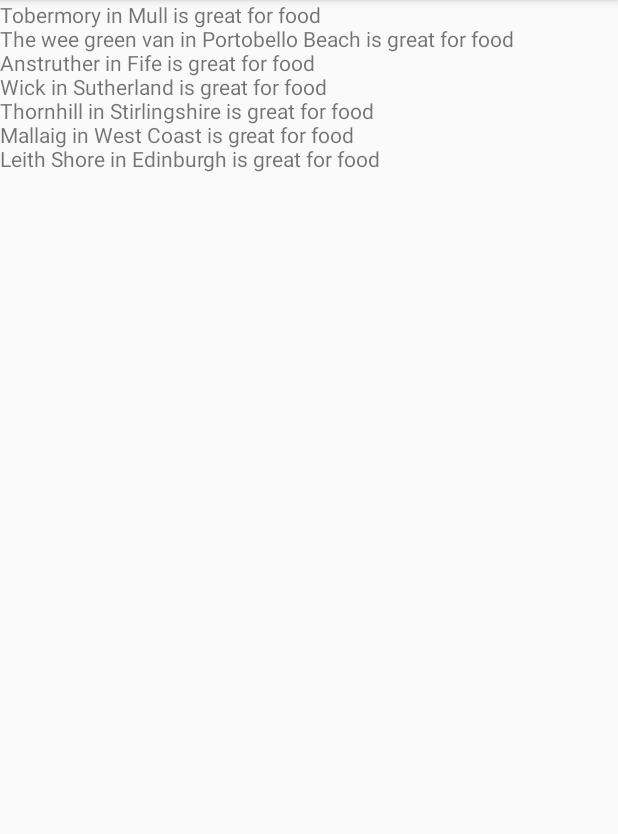
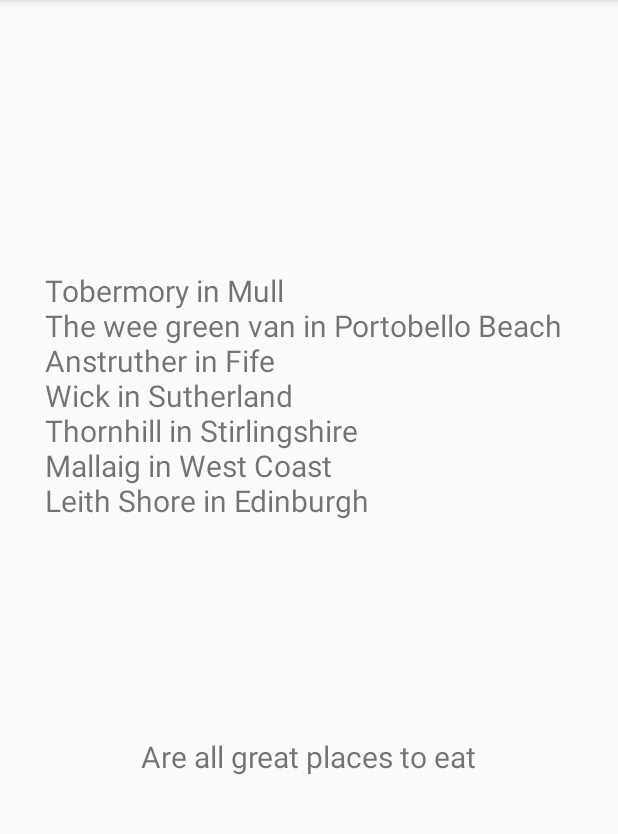
Before and after one commit to robflett/TopPlacestoVisitAppProject, an Android app: the Filter_by_Food_Activity screen opened directly, with no data from a screen before it, on a phone screen of 412 x 824 dp, the part 84-918 px from its top. Run offline under Robolectric (Android 15) with nearby library versions, the light colour scheme and no system bars.

Commit message:
layout changes

```diff
--- a/Places_to_visit_in_Scotland/app/src/main/java/com/codeclan/places_to_visit_in_scotland/Filter_by_Food_Activity.java
+++ b/Places_to_visit_in_Scotland/app/src/main/java/com/codeclan/places_to_visit_in_scotland/Filter_by_Food_Activity.java
@@ -23,7 +23,7 @@ public class Filter_by_Food_Activity extends AppCompatActivity {
         String filteredPlaces = "";
 
         for(Place place : walkingPlaces.getByActivity("Food")){
-            filteredPlaces += place.getPlacename() + " in " + place.getLocation() + " is great for food\n";
+            filteredPlaces += place.getPlacename() + " in " + place.getLocation() + "\n";
         }
 
         TextView tv = (TextView) findViewById(R.id.filtered_places);
--- a/Places_to_visit_in_Scotland/app/src/main/java/com/codeclan/places_to_visit_in_scotland/Filter_by_Walking_Activity.java
+++ b/Places_to_visit_in_Scotland/app/src/main/java/com/codeclan/places_to_visit_in_scotland/Filter_by_Walking_Activity.java
@@ -24,7 +24,7 @@ public class Filter_by_Walking_Activity extends AppCompatActivity {
         String filteredPlaces = "";
 
         for(Place place : walkingPlaces.getByActivity("Walking")){
-            filteredPlaces += place.getPlacename() + " in " + place.getLocation() + " is great for walking\n";
+            filteredPlaces += place.getPlacename() + " in " + place.getLocation() + "\n";
         }
 
         TextView tv = (TextView) findViewById(R.id.filtered_places);
--- a/Places_to_visit_in_Scotland/app/src/main/res/layout/activity_filter_by__food_.xml
+++ b/Places_to_visit_in_Scotland/app/src/main/res/layout/activity_filter_by__food_.xml
@@ -1,21 +1,40 @@
 <?xml version="1.0" encoding="utf-8"?>
-<android.support.constraint.ConstraintLayout xmlns:android="http://schemas.android.com/apk/res/android"
+<LinearLayout xmlns:android="http://schemas.android.com/apk/res/android"
     xmlns:app="http://schemas.android.com/apk/res-auto"
     xmlns:tools="http://schemas.android.com/tools"
     android:layout_width="match_parent"
     android:layout_height="match_parent"
+    android:orientation="vertical"
     tools:context="com.codeclan.places_to_visit_in_scotland.Filter_by_Food_Activity">
 
     <ListView
         android:id="@+id/list"
         android:layout_width="wrap_content"
-        android:layout_height="wrap_content">
+        android:layout_height="wrap_content"
+        android:layout_marginTop="30dp"
+        android:layout_marginBottom="30dp"
+        android:textSize="20dp"
+        android:padding="30dp">
 
     </ListView>
 
     <TextView
         android:id="@+id/filtered_places"
         android:layout_width="wrap_content"
-        android:layout_height="wrap_content" />
+        android:layout_height="wrap_content"
+        android:layout_marginTop="30dp"
+        android:layout_marginBottom="30dp"
+        android:textSize="20dp"
+        android:padding="30dp"/>
 
-</android.support.constraint.ConstraintLayout>
+    <TextView
+        android:layout_width="wrap_content"
+        android:layout_height="wrap_content"
+        android:layout_marginTop="30dp"
+        android:layout_marginBottom="30dp"
+        android:padding="30dp"
+        android:text="Are all great places to eat"
+        android:textSize="20dp"
+        android:layout_gravity="center_horizontal|center"/>
+
+</LinearLayout>
--- a/Places_to_visit_in_Scotland/app/src/main/res/values/strings.xml
+++ b/Places_to_visit_in_Scotland/app/src/main/res/values/strings.xml
@@ -3,7 +3,7 @@
 
     <string name="back_main">Back to Main Page</string>
 
-    <string name="add_new">Add a new place!</string>
+    <string name="add_new">Add a new place</string>
     <string name="walking_filter">Great for walking!</string>
     <string name="food_filter">Great for food!</string>
     <string name="newplace">Add a new place</string>
```
Also changed, not shown: Places_to_visit_in_Scotland/app/src/main/java/com/codeclan/places_to_visit_in_scotland/MainActivity.java (+16 -16 lines), Places_to_visit_in_Scotland/app/src/main/res/layout/activity_add_new_place.xml (+16 -3 lines), Places_to_visit_in_Scotland/app/src/main/res/layout/activity_filter_by__walking_.xml (+23 -4 lines).
